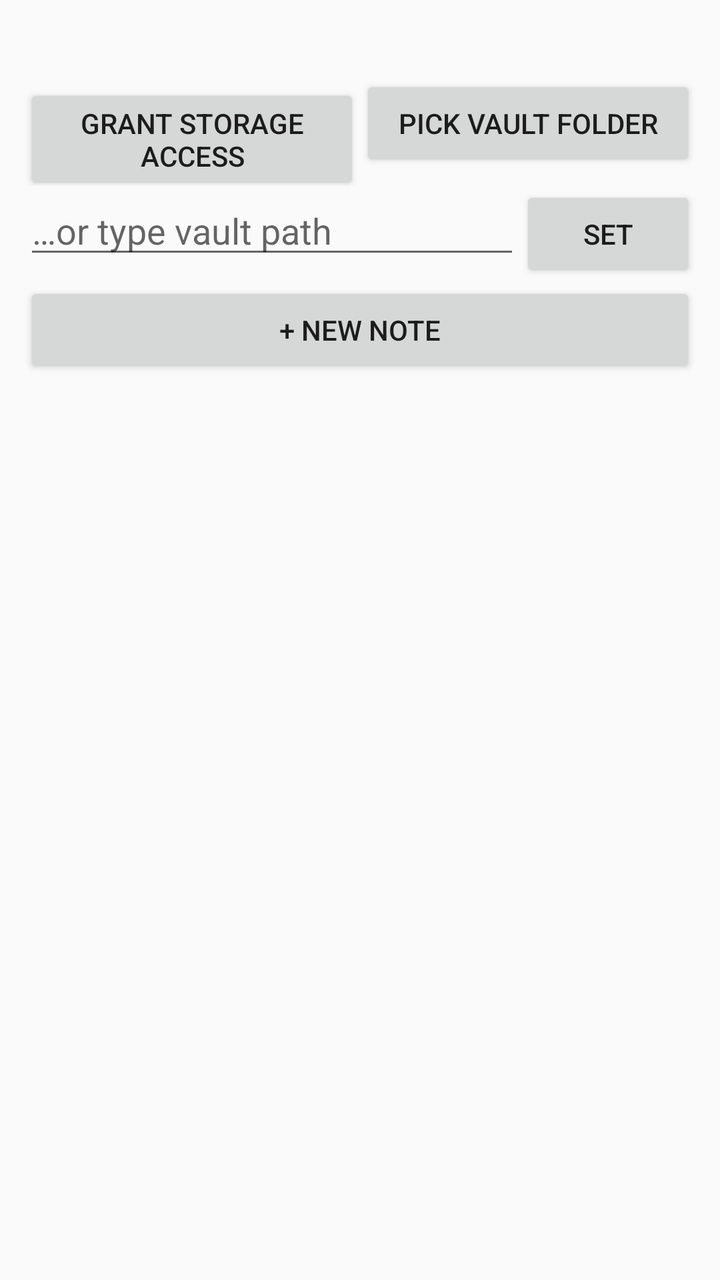
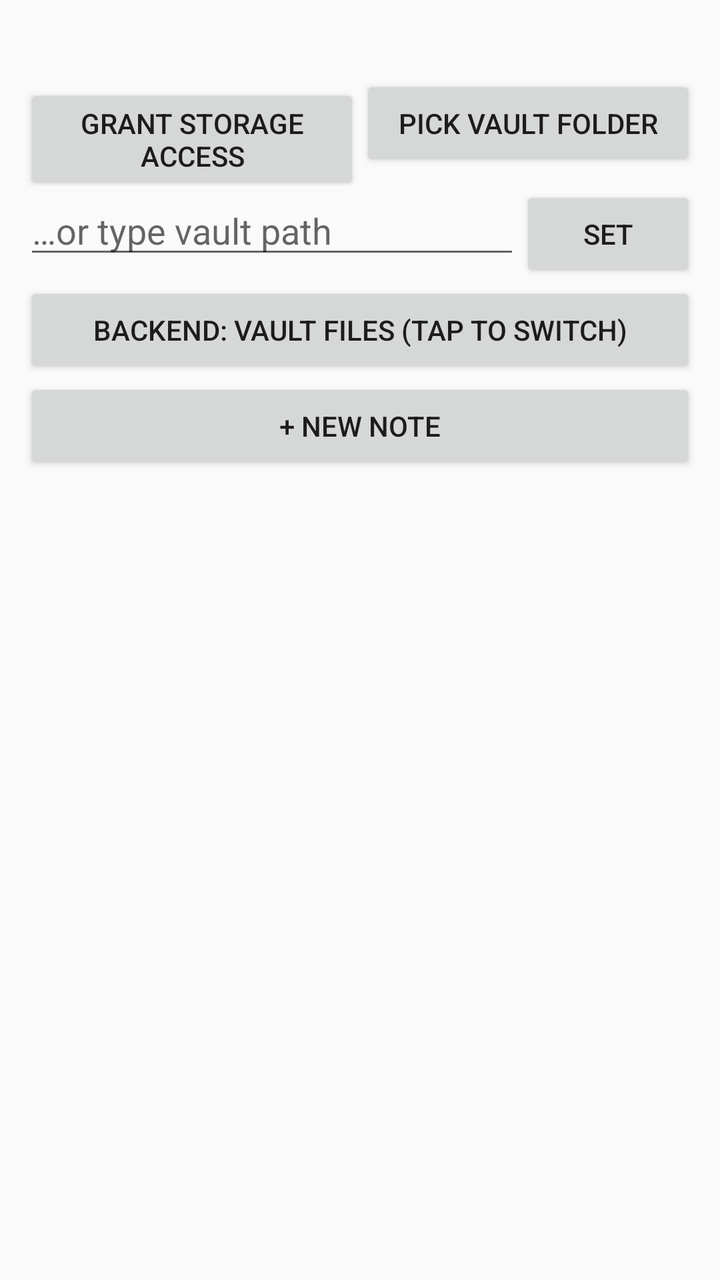

Compare the two renders of this Android layout. The source of the first and the diff that turns it into the second are given below.
<!-- AndroidManifest.xml: application theme Theme.StickyNotes -->
<!-- res/layout/activity_main.xml -->
<?xml version="1.0" encoding="utf-8"?>
<LinearLayout xmlns:android="http://schemas.android.com/apk/res/android"
    android:layout_width="match_parent"
    android:layout_height="match_parent"
    android:orientation="vertical"
    android:padding="12dp">

    <TextView
        android:id="@+id/tv_status"
        android:layout_width="match_parent"
        android:layout_height="wrap_content"
        android:textSize="13sp"
        android:paddingBottom="8dp" />

    <LinearLayout
        android:layout_width="match_parent"
        android:layout_height="wrap_content"
        android:orientation="horizontal">
        <Button
            android:id="@+id/btn_permission"
            android:layout_width="0dp"
            android:layout_weight="1"
            android:layout_height="wrap_content"
            android:text="Grant storage access" />
        <Button
            android:id="@+id/btn_pick"
            android:layout_width="0dp"
            android:layout_weight="1"
            android:layout_height="wrap_content"
            android:text="Pick vault folder" />
    </LinearLayout>

    <LinearLayout
        android:layout_width="match_parent"
        android:layout_height="wrap_content"
        android:orientation="horizontal">
        <EditText
            android:id="@+id/et_path"
            android:layout_width="0dp"
            android:layout_weight="1"
            android:layout_height="wrap_content"
            android:hint="…or type vault path"
            android:inputType="textUri" />
        <Button
            android:id="@+id/btn_save_path"
            android:layout_width="wrap_content"
            android:layout_height="wrap_content"
            android:text="Set" />
    </LinearLayout>

    <Button
        android:id="@+id/btn_new"
        android:layout_width="match_parent"
        android:layout_height="wrap_content"
        android:text="+ New note" />

    <ListView
        android:id="@+id/list"
        android:layout_width="match_parent"
        android:layout_height="0dp"
        android:layout_weight="1" />
</LinearLayout>
<!-- resources referenced by this layout -->
<resources>
  <style name="Theme.StickyNotes" parent="Theme.AppCompat.DayNight.NoActionBar">
          <item name="colorPrimary">@color/sticky_yellow</item>
          <item name="colorPrimaryDark">@color/sticky_yellow</item>
      </style>
  <color name="sticky_yellow">#FFFFD54F</color>
</resources>

<!-- the commit's change to res/layout/activity_main.xml (unified diff, before → after) -->
@@ -49,6 +49,45 @@
     </LinearLayout>
 
     <Button
+        android:id="@+id/btn_backend"
+        android:layout_width="match_parent"
+        android:layout_height="wrap_content"
+        android:text="Backend: vault files (tap to switch)" />
+
+    <LinearLayout
+        android:id="@+id/joplin_settings"
+        android:layout_width="match_parent"
+        android:layout_height="wrap_content"
+        android:orientation="vertical"
+        android:visibility="gone">
+
+        <EditText
+            android:id="@+id/et_joplin_url"
+            android:layout_width="match_parent"
+            android:layout_height="wrap_content"
+            android:hint="Joplin API URL"
+            android:inputType="textUri" />
+
+        <LinearLayout
+            android:layout_width="match_parent"
+            android:layout_height="wrap_content"
+            android:orientation="horizontal">
+            <EditText
+                android:id="@+id/et_joplin_token"
+                android:layout_width="0dp"
+                android:layout_weight="1"
+                android:layout_height="wrap_content"
+                android:hint="Joplin API token"
+                android:inputType="textVisiblePassword" />
+            <Button
+                android:id="@+id/btn_joplin_save"
+                android:layout_width="wrap_content"
+                android:layout_height="wrap_content"
+                android:text="Set" />
+        </LinearLayout>
+    </LinearLayout>
+
+    <Button
         android:id="@+id/btn_new"
         android:layout_width="match_parent"
         android:layout_height="wrap_content"
